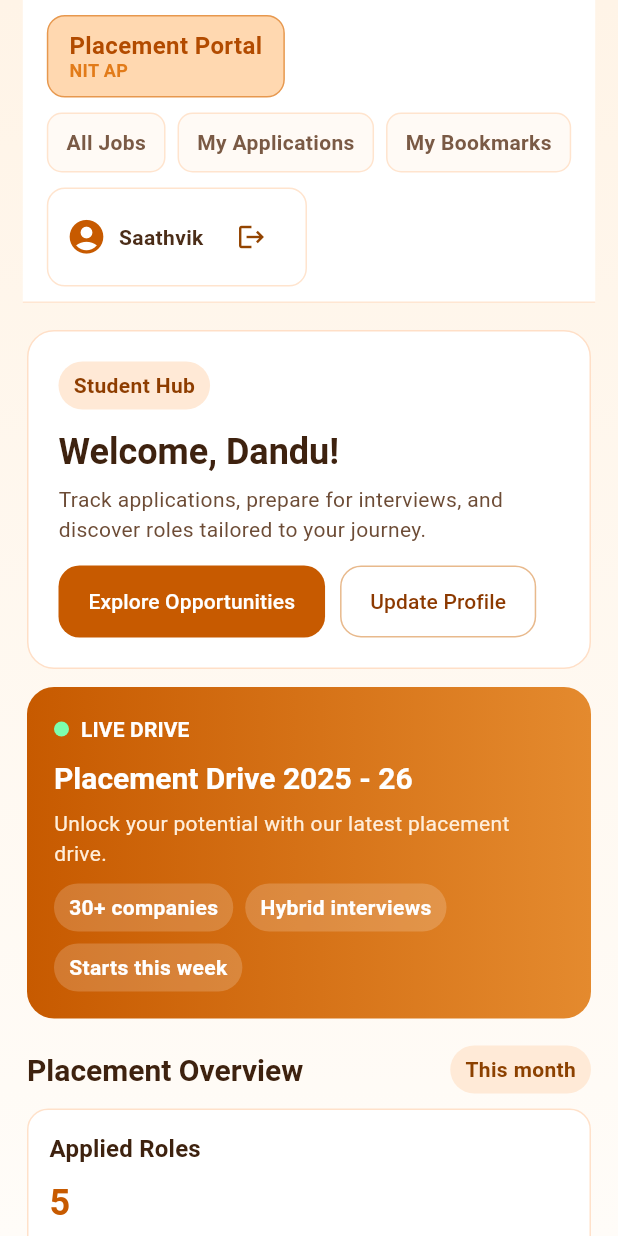
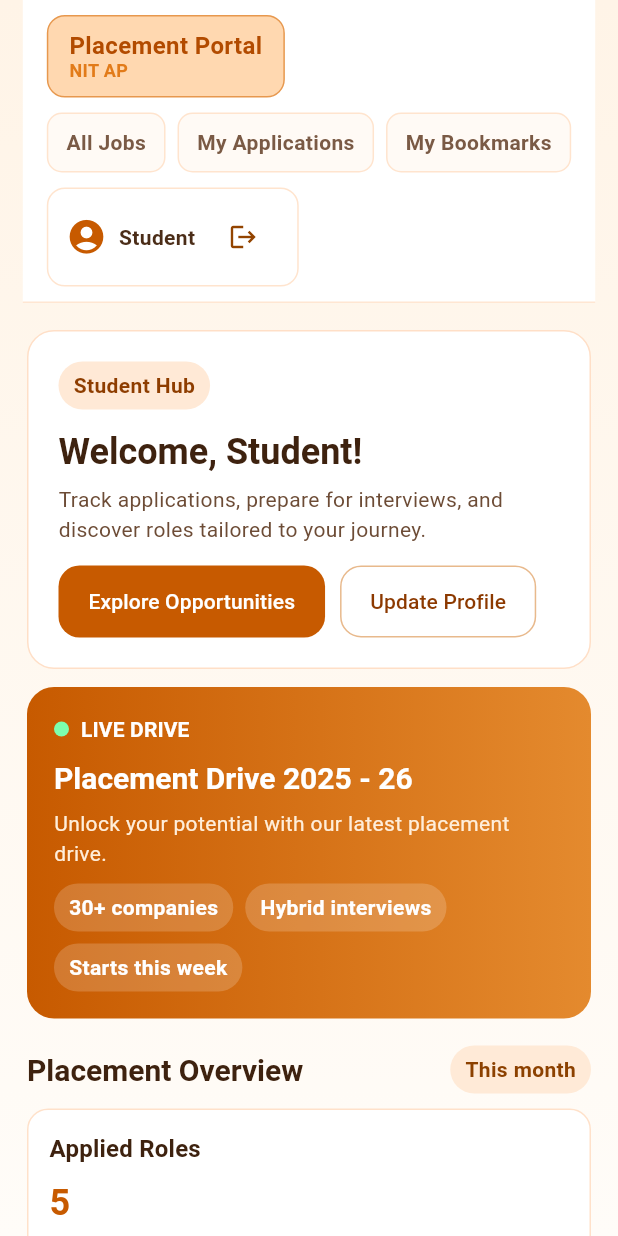
Before and after one commit to Saathvikreddy3236/Flutter_Placement_App, a Flutter app: the StudentSectionShell screen opened directly, after a tap on an icon or button, on a phone screen of 412 x 824 dp. Run offline on Flutter 3.47's test engine with Material 3 defaults, Android fonts, the light colour scheme and no system bars; network calls fail.

Commit message:
profile name fix Student dashboard

```diff
--- a/frontend/lib/screens/student_dashboard_screen.dart
+++ b/frontend/lib/screens/student_dashboard_screen.dart
@@ -1,4 +1,6 @@
 import 'package:flutter/material.dart';
+
+import '../services/session_store.dart';
 import '../widgets/student_navbar.dart';
 import 'student_applications_screen.dart';
 import 'student_bookmarks_screen.dart';
@@ -24,12 +26,15 @@ class StudentDashboardScreen extends StatelessWidget {
           child: Column(
             children: [
               StudentNavbar(
-                studentName: 'Saathvik',
-                onLogout: () => Navigator.pushNamedAndRemoveUntil(
-                  context,
-                  '/',
-                  (route) => false,
-                ),
+                studentName: SessionStore.studentName,
+                onLogout: () {
+                  SessionStore.clear();
+                  Navigator.pushNamedAndRemoveUntil(
+                    context,
+                    '/',
+                    (route) => false,
+                  );
+                },
                 activeTab: null,
                 onHomeTap: () {},
                 onJobsTap: () => Navigator.pushReplacementNamed(
@@ -45,7 +50,9 @@ class StudentDashboardScreen extends StatelessWidget {
                   StudentBookmarksScreen.routeName,
                 ),
               ),
-              const Expanded(child: _DashboardBody()),
+              Expanded(
+                child: _DashboardBody(studentName: SessionStore.studentName),
+              ),
             ],
           ),
         ),
@@ -55,7 +62,9 @@ class StudentDashboardScreen extends StatelessWidget {
 }
 
 class _DashboardBody extends StatelessWidget {
-  const _DashboardBody();
+  const _DashboardBody({required this.studentName});
+
+  final String studentName;
 
   @override
   Widget build(BuildContext context) {
@@ -68,18 +77,22 @@ class _DashboardBody extends StatelessWidget {
           builder: (context, constraints) {
             final bool wide = constraints.maxWidth > 980;
             if (wide) {
-              return const Row(
+              return Row(
                 crossAxisAlignment: CrossAxisAlignment.start,
                 children: [
-                  Expanded(flex: 6, child: _HeroText()),
-                  SizedBox(width: 14),
-                  Expanded(flex: 4, child: _CurrentDrive()),
+                  Expanded(flex: 6, child: _HeroText(studentName: studentName)),
+                  const SizedBox(width: 14),
+                  const Expanded(flex: 4, child: _CurrentDrive()),
                 ],
               );
             }
-            return const Column(
+            return Column(
               crossAxisAlignment: CrossAxisAlignment.stretch,
-              children: [_HeroText(), SizedBox(height: 12), _CurrentDrive()],
+              children: [
+                _HeroText(studentName: studentName),
+                const SizedBox(height: 12),
+                const _CurrentDrive(),
+              ],
             );
           },
         ),
@@ -95,8 +108,8 @@ class _DashboardBody extends StatelessWidget {
             final int columns = constraints.maxWidth > 1000
                 ? 4
                 : constraints.maxWidth > 640
-                ? 2
-                : 1;
+                    ? 2
+                    : 1;
             return _Grid(
               columns: columns,
               itemHeight: 170,
@@ -134,7 +147,9 @@ class _DashboardBody extends StatelessWidget {
 }
 
 class _HeroText extends StatelessWidget {
-  const _HeroText();
+  const _HeroText({required this.studentName});
+
+  final String studentName;
 
   @override
   Widget build(BuildContext context) {
@@ -165,7 +180,7 @@ class _HeroText extends StatelessWidget {
             ),
           ),
           const SizedBox(height: 12),
-          Text('Welcome, Dandu! ', style: textTheme.headlineSmall),
+          Text('Welcome, $studentName!', style: textTheme.headlineSmall),
           const SizedBox(height: 6),
           Text(
             'Track applications, prepare for interviews, and discover roles tailored to your journey.',
@@ -392,8 +407,8 @@ class _OverviewCard extends StatelessWidget {
               ],
             )
           else if (showBadge)
-            Row(
-              children: const [
+            const Row(
+              children: [
                 CircleAvatar(
                   radius: 10,
                   backgroundColor: Color(0xFFE9A86E),
--- a/frontend/lib/widgets/student_section_shell.dart
+++ b/frontend/lib/widgets/student_section_shell.dart
@@ -4,6 +4,7 @@ import '../screens/student_applications_screen.dart';
 import '../screens/student_bookmarks_screen.dart';
 import '../screens/student_dashboard_screen.dart';
 import '../screens/student_jobs_screen.dart';
+import '../services/session_store.dart';
 import 'student_navbar.dart';
 
 class StudentSectionShell extends StatelessWidget {
@@ -35,12 +36,15 @@ class StudentSectionShell extends StatelessWidget {
           child: Column(
             children: [
               StudentNavbar(
-                studentName: 'Saathvik',
-                onLogout: () => Navigator.pushNamedAndRemoveUntil(
-                  context,
-                  '/',
-                  (route) => false,
-                ),
+                studentName: SessionStore.studentName,
+                onLogout: () {
+                  SessionStore.clear();
+                  Navigator.pushNamedAndRemoveUntil(
+                    context,
+                    '/',
+                    (route) => false,
+                  );
+                },
                 activeTab: activeTab,
                 onHomeTap: () => Navigator.pushReplacementNamed(
                   context,
```
